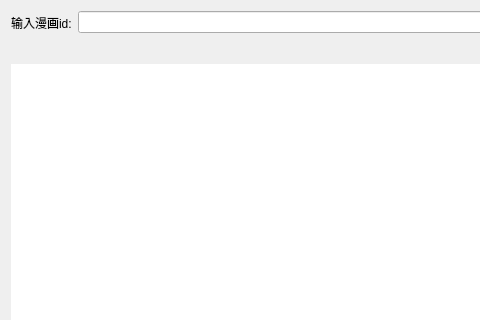
Above: mhdlg.ui from ntestoc3/manhua-get before the change; both pictures show x 0 to 480 and y 0 to 320 of the 738 by 575 pixel window. Below: the same form after it.
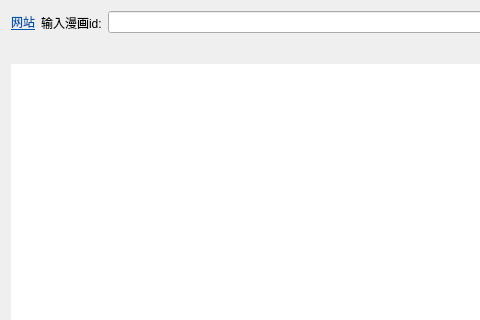
That is the form after the change.

Commit message: 添加访问网站链接

```diff
--- a/mhdlg.ui
+++ b/mhdlg.ui
@@ -18,6 +18,16 @@
     <layout class="QVBoxLayout" name="verticalLayout">
      <item>
       <layout class="QHBoxLayout" name="horizontalLayout">
+       <item>
+        <widget class="QLabel" name="label_3">
+         <property name="text">
+          <string>&lt;html&gt;&lt;head/&gt;&lt;body&gt;&lt;pre style=&quot; margin-top:0px; margin-bottom:15px; margin-left:0px; margin-right:0px; -qt-block-indent:0; text-indent:0px;&quot;&gt;&lt;a href=&quot;https://www.x18mh.com/&quot;&gt;&lt;span style=&quot; text-decoration: underline; color:#0057ae;&quot;&gt;网站&lt;/span&gt;&lt;/a&gt;&lt;/pre&gt;&lt;/body&gt;&lt;/html&gt;</string>
+         </property>
+         <property name="openExternalLinks">
+          <bool>true</bool>
+         </property>
+        </widget>
+       </item>
        <item>
         <widget class="QLabel" name="label">
          <property name="text">
```
The commit also changes 1 other file.
